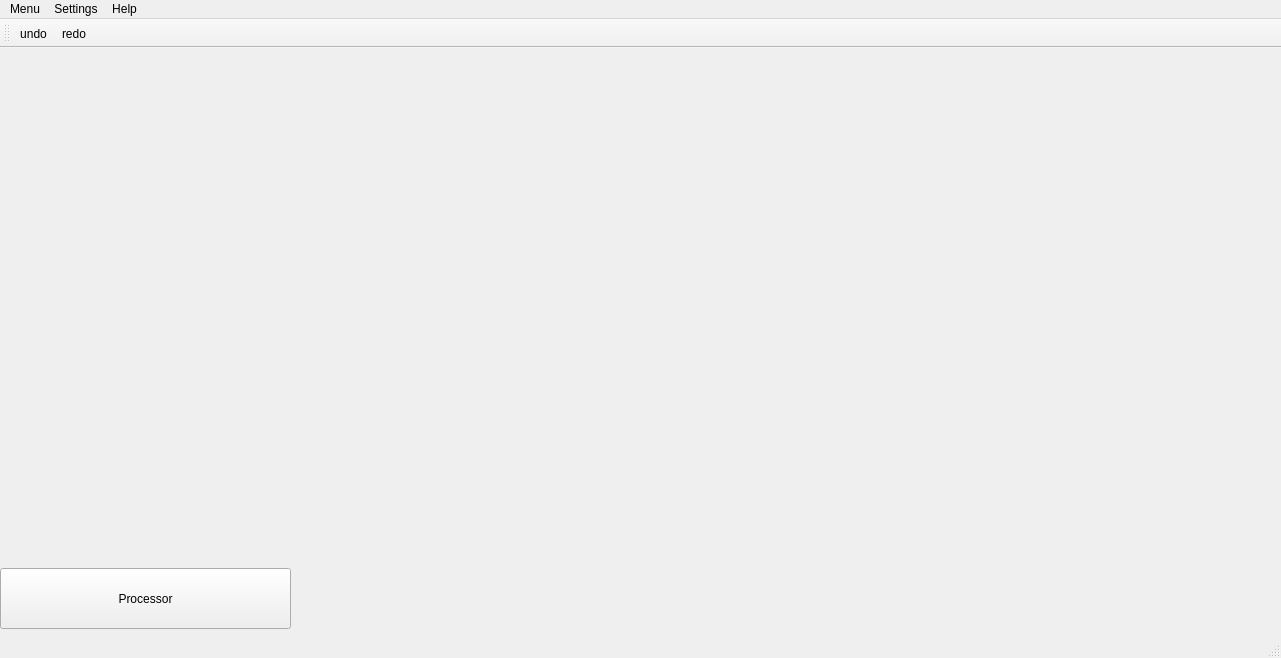
Above: mainwindow.ui from AstapovIE/LayerEditor before the change. Below: the same form after it.
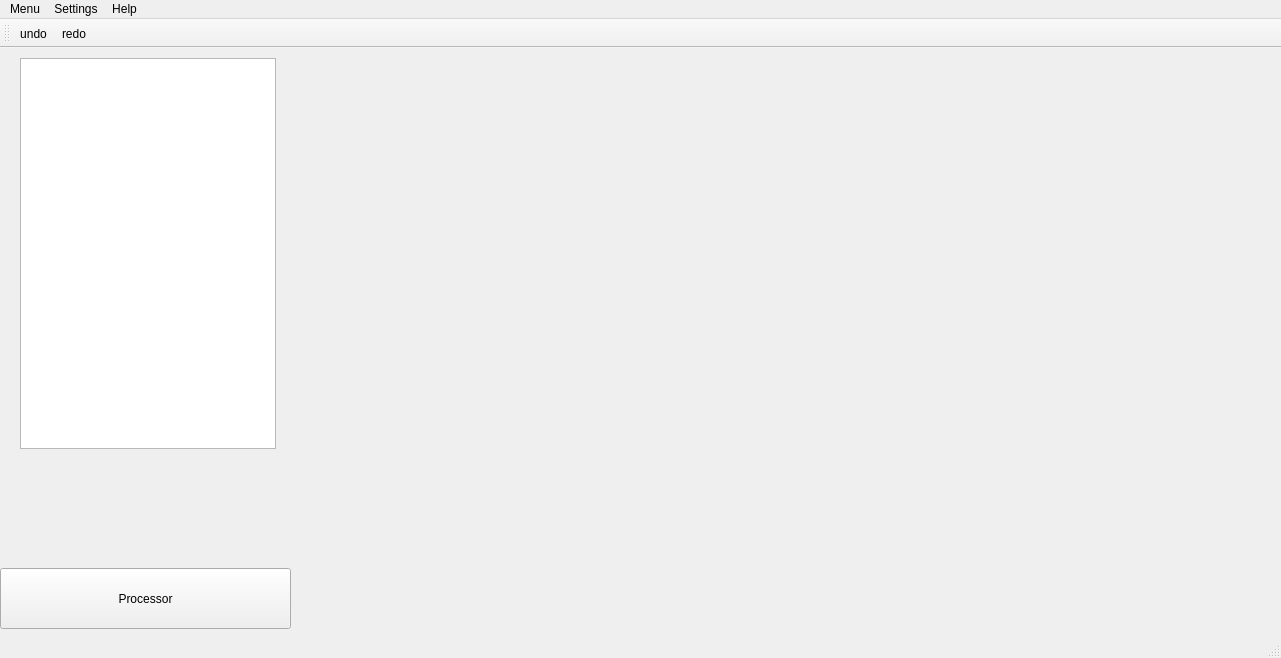
That is the form after the change.

Commit message: added simple listOfLayers and filling it from file

```diff
--- a/mainwindow.ui
+++ b/mainwindow.ui
@@ -26,6 +26,16 @@
     <property name="frameShape">
      <enum>QFrame::NoFrame</enum>
     </property>
+    <widget class="QListWidget" name="listOfLayers">
+     <property name="geometry">
+      <rect>
+       <x>20</x>
+       <y>10</y>
+       <width>256</width>
+       <height>391</height>
+      </rect>
+     </property>
+    </widget>
    </widget>
    <widget class="QPushButton" name="processorButton">
     <property name="geometry">
```
Left out of the diff: 4 changed lines with no effect on the pictures. The commit also changes 3 other files.
